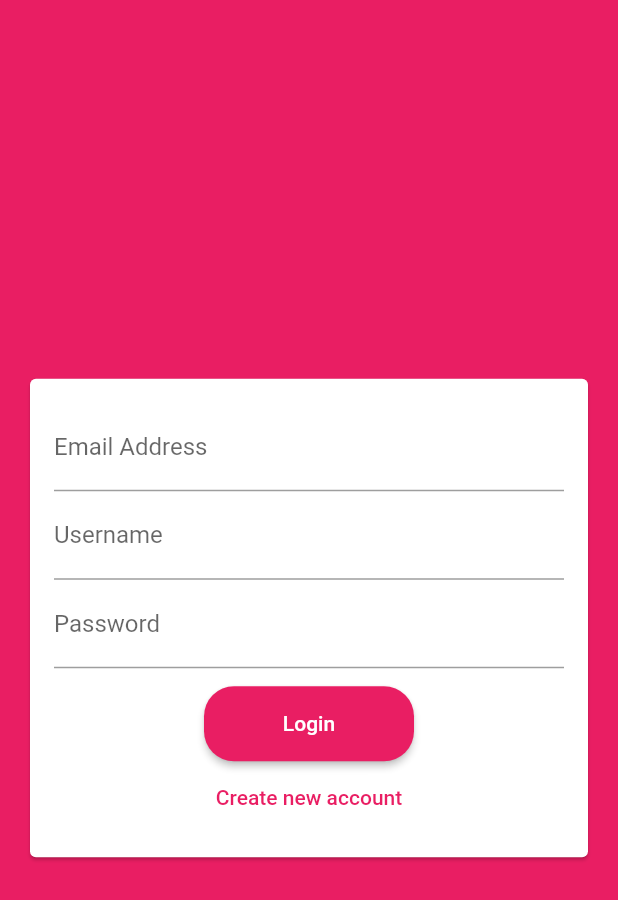
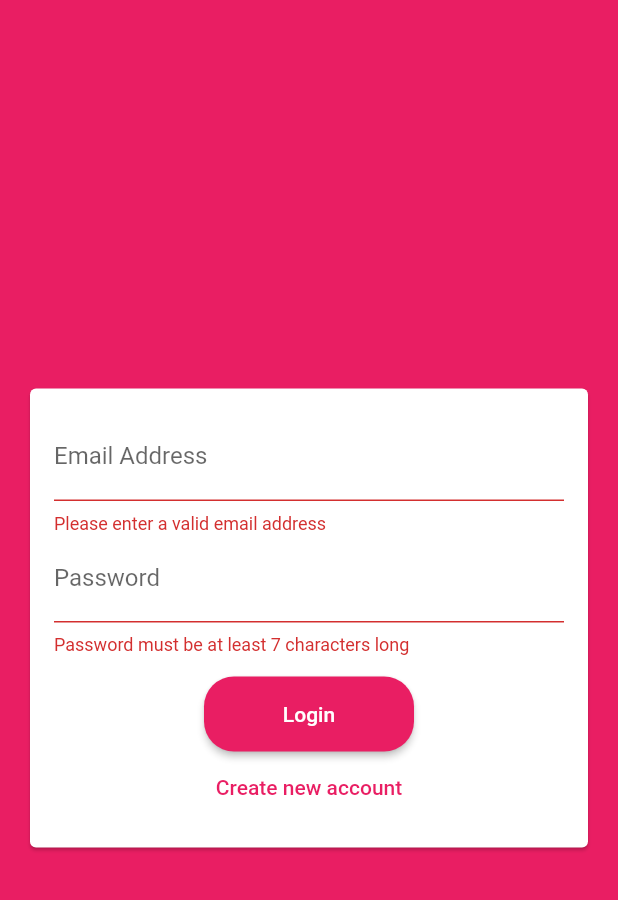
Before and after one commit to Obinna-e/chatapp, a Flutter app: the screen it shows after launch, after a tap on "Login", on a phone screen of 412 x 824 dp. Shown: the top 900 px of the screen. Run offline on Flutter 3.47's test engine with Material 2 defaults, Android fonts, the phone set to English and light mode, and no system bars; our stand-ins replace cloud_firestore, firebase_auth, firebase_core; accounts and stored records are empty.

Commit message:
with firebase auth and firestore rules updated

```diff
--- a/lib/main.dart
+++ b/lib/main.dart
@@ -1,3 +1,4 @@
+import 'package:firebase_auth/firebase_auth.dart';
 import 'package:firebase_core/firebase_core.dart';
 import 'package:flutter/material.dart';
 
@@ -39,7 +40,14 @@ class MyApp extends StatelessWidget {
           ),
         ),
       ),
-      home: AuthScreen(),
+      home: StreamBuilder(
+          stream: FirebaseAuth.instance.authStateChanges(),
+          builder: (context, userSnapshot) {
+            if (userSnapshot.hasData) {
+              return ChatScreen();
+            }
+            return AuthScreen();
+          }),
     );
   }
 }
--- a/lib/screens/auth_screen.dart
+++ b/lib/screens/auth_screen.dart
@@ -1,6 +1,9 @@
 import 'package:flutter/material.dart';
+import 'package:firebase_auth/firebase_auth.dart';
+import 'package:flutter/services.dart';
+import 'package:cloud_firestore/cloud_firestore.dart';
 
-import '../widgets/auth_form.dart';
+import '../widgets/auth/auth_form.dart';
 
 class AuthScreen extends StatefulWidget {
   AuthScreen({Key? key}) : super(key: key);
@@ -10,11 +13,67 @@ class AuthScreen extends StatefulWidget {
 }
 
 class _AuthScreenState extends State<AuthScreen> {
+  final _auth = FirebaseAuth.instance;
+  bool _isLoading = false;
+
+  void _submitAuthForm(
+    String? email,
+    String? password,
+    String? userName,
+    bool isLogin,
+  ) async {
+    UserCredential authResult;
+
+    try {
+      setState(() {
+        _isLoading = true;
+      });
+      if (isLogin) {
+        authResult = await _auth.signInWithEmailAndPassword(
+            email: email!, password: password!);
+      } else {
+        authResult = await _auth.createUserWithEmailAndPassword(
+            email: email!, password: password!);
+        await FirebaseFirestore.instance
+            .collection('users')
+            .doc(authResult.user!.uid)
+            .set({
+          'username': userName,
+          'email': email,
+        });
+      }
+    } on FirebaseAuthException catch (err) {
+      var message = 'An error occurred, please check your credentials!';
+
+      if (err.message != null) {
+        message = err.message!;
+      }
+
+      ScaffoldMessenger.of(context).showSnackBar(
+        SnackBar(
+          content: Text(err.code),
+          backgroundColor: Theme.of(context).errorColor,
+        ),
+      );
+      setState(() {
+        _isLoading = false;
+      });
+    } catch (err) {
+      print(err);
+      setState(() {
+        _isLoading = false;
+      });
+    }
+  }
+
   @override
   Widget build(BuildContext context) {
     return Scaffold(
       backgroundColor: Theme.of(context).primaryColor,
-      body: AuthForm(),
+      body: AuthForm(
+        submitFn: _submitAuthForm,
+        isLoading: _isLoading,
+      ),
     );
   }
 }
--- /dev/null
+++ b/lib/widgets/auth/auth_form.dart
@@ -0,0 +1,134 @@
+import 'package:flutter/material.dart';
+
+class AuthForm extends StatefulWidget {
+  final void Function(
+    String email,
+    String password,
+    String? userName,
+    bool isLogin,
+  ) submitFn;
+  final bool isLoading;
+  const AuthForm({
+    Key? key,
+    required this.submitFn,
+    required this.isLoading,
+  }) : super(key: key);
+
+  @override
+  State<AuthForm> createState() => _AuthFormState();
+}
+
+class _AuthFormState extends State<AuthForm> {
+  bool _isLogin = true;
+  final _formKey = GlobalKey<FormState>();
+  String? _userEmail;
+  String? _userName;
+  String? _userPassword;
+
+  void _trySubmit() {
+    final isValid = _formKey.currentState!.validate();
+    FocusScope.of(context).unfocus();
+    if (isValid) {
+      _formKey.currentState!.save();
+      _isLogin == false
+          ? widget.submitFn(
+              _userEmail!.trim(),
+              _userPassword!.trim(),
+              _userName!.trim(),
+              _isLogin,
+            )
+          : widget.submitFn(
+              _userEmail!.trim(),
+              _userPassword!.trim(),
+              _userName,
+              _isLogin,
+            );
+    }
+  }
+
+  @override
+  Widget build(BuildContext context) {
+    return Center(
+      child: Card(
+        margin: const EdgeInsets.all(20),
+        child: SingleChildScrollView(
+            child: Padding(
+          padding: const EdgeInsets.all(16),
+          child: Form(
+            key: _formKey,
+            child: Column(
+              mainAxisSize: MainAxisSize.min,
+              children: [
+                TextFormField(
+                  key: const ValueKey('email'),
+                  keyboardType: TextInputType.emailAddress,
+                  validator: (value) {
+                    if (value!.isEmpty || !value.contains('@')) {
+                      return 'Please enter a valid email address';
+                    }
+                    return null;
+                  },
+                  decoration: const InputDecoration(
+                    labelText: 'Email Address',
+                  ),
+                  onSaved: (value) {
+                    _userEmail = value;
+                  },
+                ),
+                if (!_isLogin)
+                  TextFormField(
+                      key: const ValueKey('Username'),
+                      validator: (value) {
+                        if (value!.isEmpty || value.length < 4) {
+                          return 'Please enter at least 4 characters';
+                        }
+                        return null;
+                      },
+                      decoration: const InputDecoration(labelText: 'Username'),
+                      onSaved: (value) {
+                        _userName = value;
+                      }),
+                TextFormField(
+                  key: const ValueKey('Password'),
+                  validator: (value) {
+                    if (value!.isEmpty || value.length < 7) {
+                      return 'Password must be at least 7 characters long';
+                    }
+                    return null;
+                  },
+                  decoration: const InputDecoration(labelText: 'Password'),
+                  obscureText: true,
+                  onSaved: (value) {
+                    _userPassword = value;
+                  },
+                ),
+                const SizedBox(
+                  height: 14,
+                ),
+                if (widget.isLoading) CircularProgressIndicator(),
+                if (!widget.isLoading)
+                  ElevatedButton(
+                      onPressed: _trySubmit,
+                      child: Text(_isLogin ? 'Login' : 'Sign Up')),
+                if (!widget.isLoading)
+                  TextButton(
+                    onPressed: () {
+                      setState(() {
+                        _isLogin = !_isLogin;
+                      });
+                    },
+                    child: Text(
+                      _isLogin
+                          ? 'Create new account'
+                          : 'I already have an account',
+                      style: TextStyle(color: Theme.of(context).primaryColor),
+                    ),
+                  ),
+              ],
+            ),
+          ),
+        )),
+      ),
+    );
+  }
+}
--- a/lib/widgets/auth_form.dart
+++ /dev/null
@@ -1,94 +0,0 @@
-import 'package:flutter/material.dart';
-
-class AuthForm extends StatefulWidget {
-  const AuthForm({
-    Key? key,
-  }) : super(key: key);
-
-  @override
-  State<AuthForm> createState() => _AuthFormState();
-}
-
-class _AuthFormState extends State<AuthForm> {
-  final _formKey = GlobalKey<FormState>();
-  String? _userEmail;
-  String? _userName;
-  String? _userPassword;
-
-  void _trySubmit() {
-    final isValid = _formKey.currentState!.validate();
-    FocusScope.of(context).unfocus();
-    if (isValid) {
-      _formKey.currentState!.save();
-    }
-  }
-
-  @override
-  Widget build(BuildContext context) {
-    return Center(
-      child: Card(
-        margin: EdgeInsets.all(20),
-        child: SingleChildScrollView(
-            child: Padding(
-          padding: const EdgeInsets.all(16),
-          child: Form(
-            key: _formKey,
-            child: Column(
-              mainAxisSize: MainAxisSize.min,
-              children: [
-                TextFormField(
-                  keyboardType: TextInputType.emailAddress,
-                  validator: (value) {
-                    if (value!.isEmpty || !value.contains('@')) {
-                      return 'Please enter a valid email address';
-                    }
-                    return null;
-                  },
-                  decoration: const InputDecoration(
-                    labelText: 'Email Address',
-                  ),
-                  onSaved: (value) {
-                    _userEmail = value;
-                  },
-                ),
-                TextFormField(
-                  validator: (value) {
-                    if (value!.isEmpty || value.length < 4) {
-                      return 'Please enter at least 4 characters';
-                    }
-                    return null;
-                  },
-                  decoration: InputDecoration(labelText: 'Username'),
-                ),
-                TextFormField(
-                  validator: (value) {
-                    if (value!.isEmpty || value.length < 7) {
-                      return 'Password must be at least 7 characters long';
-                    }
-                    return null;
-                  },
-                  decoration: InputDecoration(labelText: 'Password'),
-                  obscureText: true,
-                  onSaved: (value) {
-                    _userPassword = value;
-                  },
-                ),
-                const SizedBox(
-                  height: 12,
-                ),
-                ElevatedButton(onPressed: () {}, child: Text('Login')),
-                TextButton(
-                  onPressed: () {},
-                  child: Text(
-                    'Create new account',
-                    style: TextStyle(color: Theme.of(context).primaryColor),
-                  ),
-                ),
-              ],
-            ),
-          ),
-        )),
-      ),
-    );
-  }
-}
--- a/pubspec.yaml
+++ b/pubspec.yaml
@@ -36,6 +36,7 @@ dependencies:
   cupertino_icons: ^1.0.2
   firebase_core: ^1.24.0
   cloud_firestore: ^3.5.1
+  firebase_auth: ^3.11.2
 
 dev_dependencies:
   flutter_test:
```
Also changed, not shown: lib/screens/chat_screen.dart (+45 -21 lines), lib/widgets/chat/messages.dart (added, +25 -0 lines), lib/widgets/chat/new_message.dart (added, +39 -0 lines), pubspec.lock, 2 other files.
